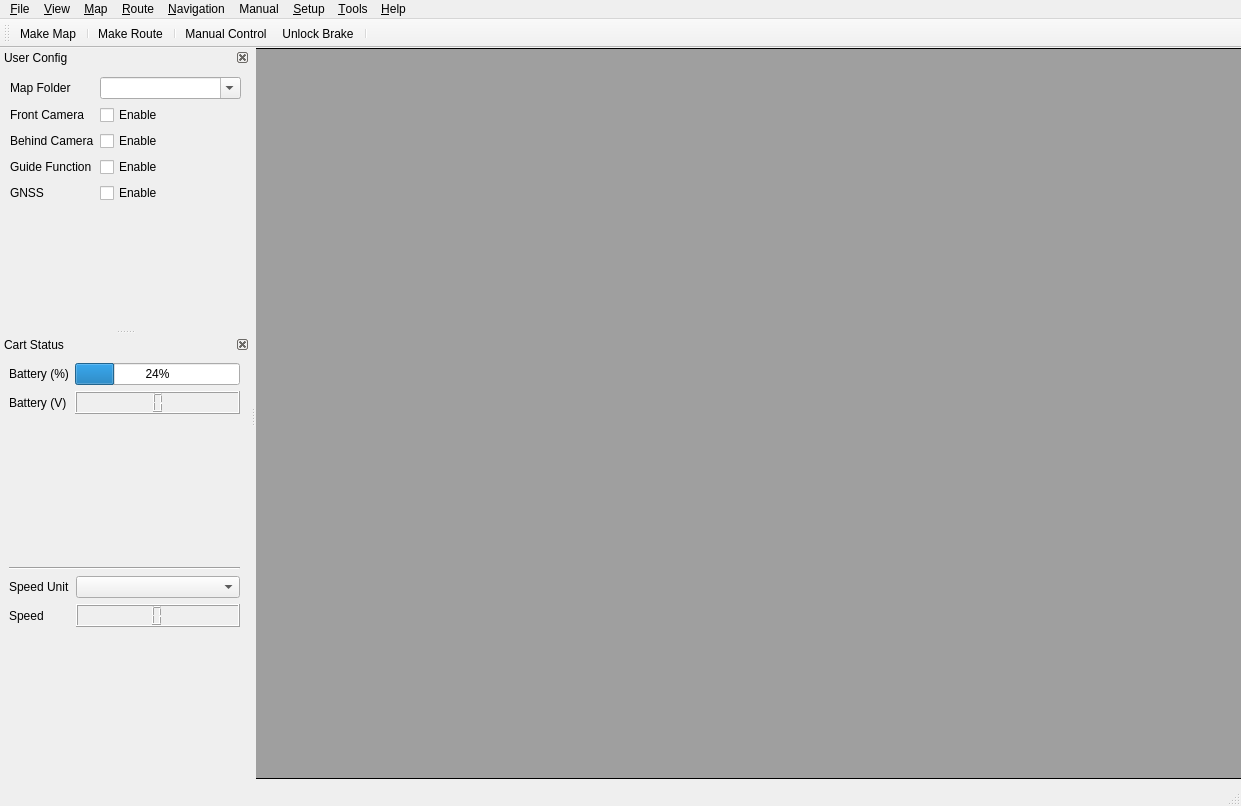
Before: the Qt Designer form src/robot_gui/ui/mainwindow.ui in 7174952/amr-3d-lidar-ros2, drawn with Qt 5.
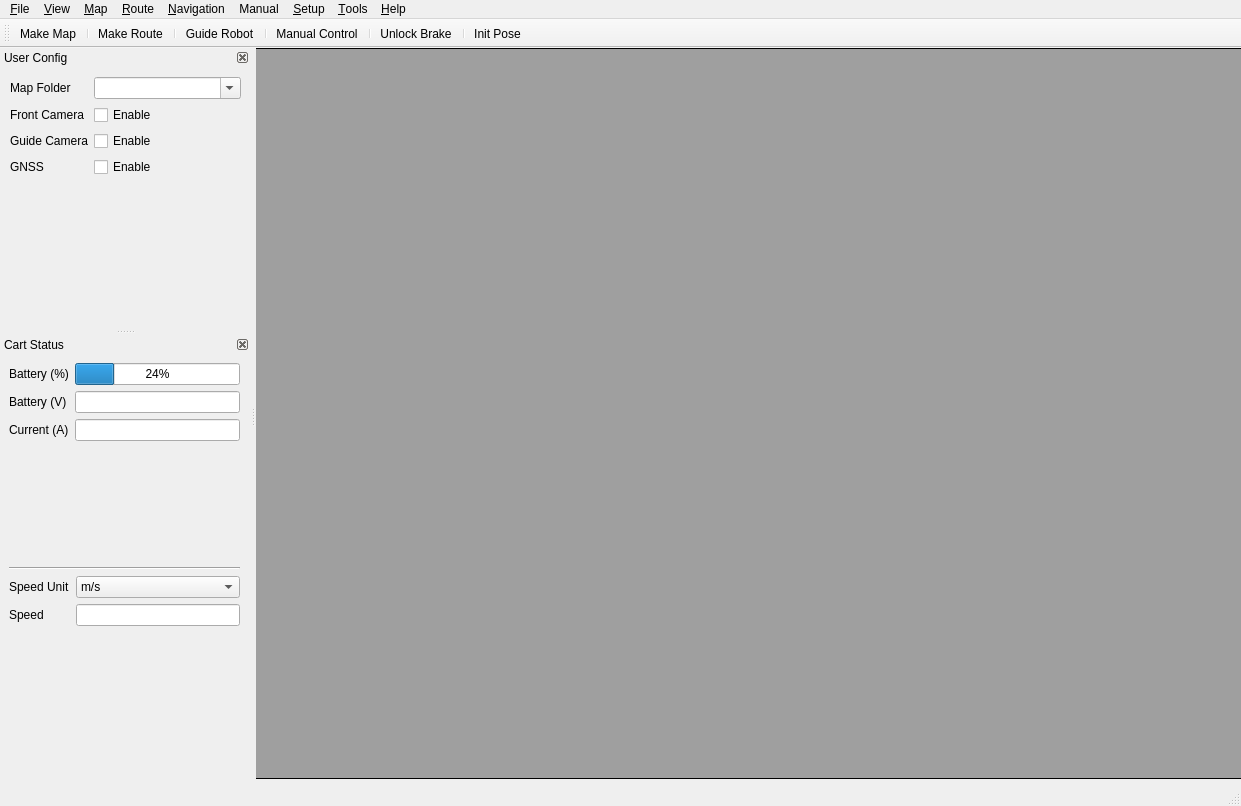
After: the same form once the commit is applied.

What changed in the file:
```diff
--- a/src/robot_gui/ui/mainwindow.ui
+++ b/src/robot_gui/ui/mainwindow.ui
@@ -123,9 +123,13 @@
    <addaction name="separator"/>
    <addaction name="action_Make_Route"/>
    <addaction name="separator"/>
+   <addaction name="action_Guide_Robot"/>
+   <addaction name="separator"/>
    <addaction name="action_Manual_Control"/>
+   <addaction name="separator"/>
    <addaction name="actionSet_Motor_Brake"/>
    <addaction name="separator"/>
+   <addaction name="actionInit_Pose"/>
   </widget>
   <widget class="QStatusBar" name="statusBar_main">
    <property name="cursor">
@@ -205,7 +209,7 @@
       <item row="2" column="0">
        <widget class="QLabel" name="label_BehindCamera">
         <property name="text">
-         <string>Behind Camera</string>
+         <string>Guide Camera</string>
         </property>
        </widget>
       </item>
@@ -217,27 +221,13 @@
        </widget>
       </item>
       <item row="3" column="0">
-       <widget class="QLabel" name="label_GuideFunc">
-        <property name="text">
-         <string>Guide Function</string>
-        </property>
-       </widget>
-      </item>
-      <item row="3" column="1">
-       <widget class="QCheckBox" name="checkBox_GuideFunc">
-        <property name="text">
-         <string>Enable</string>
-        </property>
-       </widget>
-      </item>
-      <item row="4" column="0">
        <widget class="QLabel" name="label_GnssSensor">
         <property name="text">
          <string>GNSS</string>
         </property>
        </widget>
       </item>
-      <item row="4" column="1">
+      <item row="3" column="1">
        <widget class="QCheckBox" name="checkBox_GnssSensor">
         <property name="text">
          <string>Enable</string>
@@ -313,13 +303,30 @@
           </property>
          </widget>
         </item>
+        <item row="2" column="0">
+         <widget class="QLabel" name="label_BatCurr">
+          <property name="text">
+           <string>Current (A)</string>
+          </property>
+         </widget>
+        </item>
         <item row="1" column="1">
-         <widget class="QLCDNumber" name="lcdNumber_BatVolt">
-          <property name="digitCount">
-           <number>1</number>
+         <widget class="QLineEdit" name="lineEdit_BatVolt">
+          <property name="styleSheet">
+           <string notr="true">font: 12pt &quot;Sans Serif&quot;;</string>
           </property>
-          <property name="segmentStyle">
-           <enum>QLCDNumber::Filled</enum>
+          <property name="readOnly">
+           <bool>true</bool>
+          </property>
+         </widget>
+        </item>
+        <item row="2" column="1">
+         <widget class="QLineEdit" name="lineEdit_BatCurr">
+          <property name="styleSheet">
+           <string notr="true">font: 12pt &quot;Sans Serif&quot;;</string>
+          </property>
+          <property name="readOnly">
+           <bool>true</bool>
           </property>
          </widget>
         </item>
@@ -335,7 +342,18 @@
       <item>
        <layout class="QFormLayout" name="formLayout_3">
         <item row="0" column="1">
-         <widget class="QComboBox" name="comboBox_SpeedUnit"/>
+         <widget class="QComboBox" name="comboBox_SpeedUnit">
+          <item>
+           <property name="text">
+            <string>m/s</string>
+           </property>
+          </item>
+          <item>
+           <property name="text">
+            <string>km/h</string>
+           </property>
+          </item>
+         </widget>
         </item>
         <item row="0" column="0">
          <widget class="QLabel" name="label_SpeedUnit">
@@ -352,12 +370,12 @@
          </widget>
         </item>
         <item row="1" column="1">
-         <widget class="QLCDNumber" name="lcdNumber_LineSpeed">
-          <property name="smallDecimalPoint">
-           <bool>true</bool>
+         <widget class="QLineEdit" name="lineEdit_LineSpeed">
+          <property name="styleSheet">
+           <string notr="true">font: 12pt &quot;Sans Serif&quot;;</string>
           </property>
-          <property name="digitCount">
-           <number>1</number>
+          <property name="readOnly">
+           <bool>true</bool>
           </property>
          </widget>
         </item>
@@ -440,6 +458,24 @@
     <string>Make Route</string>
    </property>
   </action>
+  <action name="actionInit_Pose">
+   <property name="text">
+    <string>Init Pose</string>
+   </property>
+  </action>
+  <action name="action_Guide_Robot">
+   <property name="text">
+    <string>Guide Robot</string>
+   </property>
+  </action>
+  <action name="action_Debug_Enable">
+   <property name="checkable">
+    <bool>true</bool>
+   </property>
+   <property name="text">
+    <string>Debug Mode</string>
+   </property>
+  </action>
  </widget>
  <resources/>
  <connections/>
```
Left out of the diff: 22 changed lines with no effect on the pictures.
